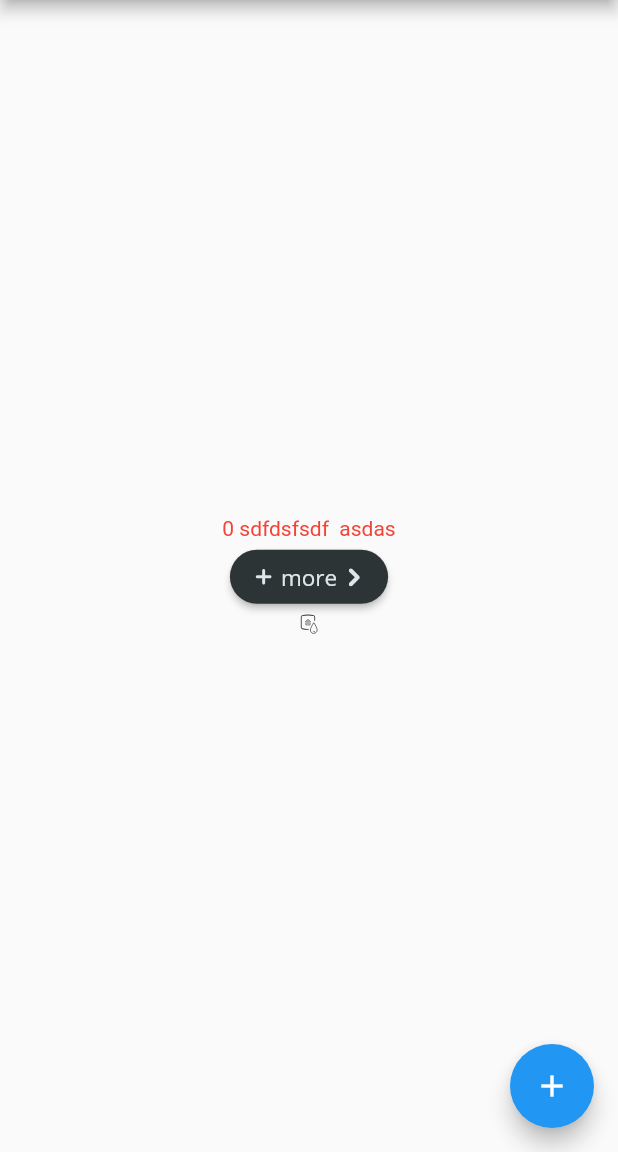
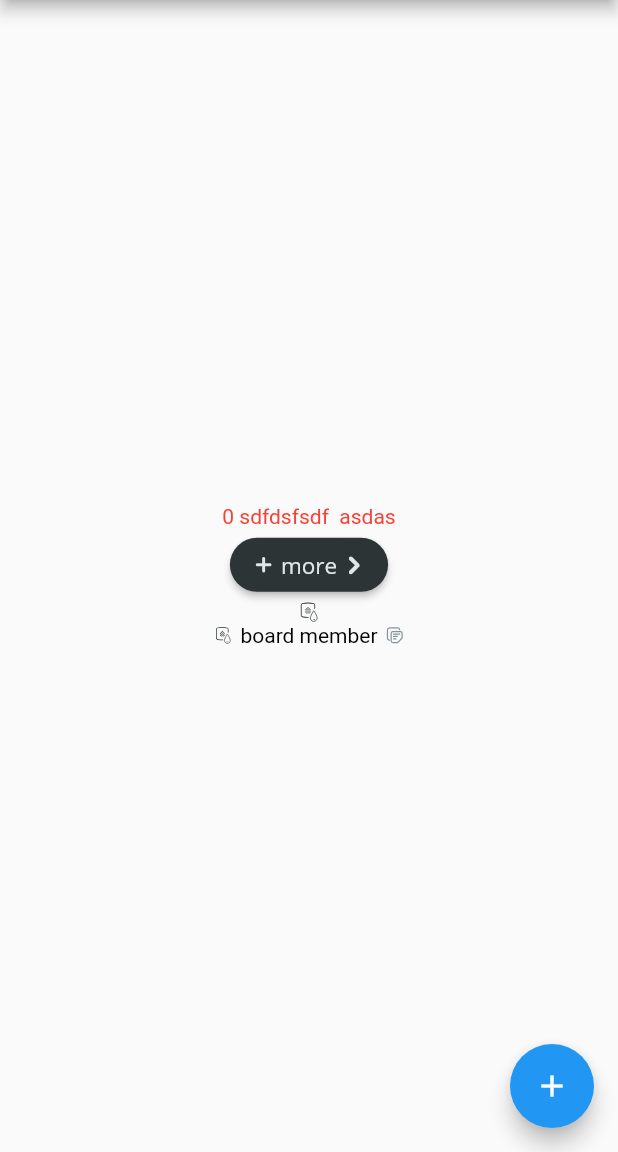
Before and after one commit to MiladAhmadiRepo/fh_home_coding, a Flutter app: the screen it shows after launch, on a phone screen of 412 x 824 dp, the part 84-1236 px from its top. Run offline on Flutter 3.47's test engine with Material 2 defaults, Android fonts, the phone set to English and light mode, and no system bars; our stand-ins replace flutter_svg; project files that could hold a hidden picture were left out.

Commit message:
add title icon

```diff
--- /dev/null
+++ b/fh_home_widgets/lib/widgets/title_icon.dart
@@ -0,0 +1,43 @@
+import 'package:flutter/material.dart';
+import '../color/widget_colors.dart';
+import '../icon/svg_icons.dart';
+import '../style/widget_style.dart';
+
+class TitleIcon extends StatelessWidget {
+  final bool hasCopy;
+  final String text;
+  final Widget? icon;
+  const TitleIcon({Key? key,
+    required this.hasCopy,
+    required this.text,
+    this.icon
+  }) : super(key: key);
+
+  @override
+  Widget build(BuildContext context) {
+    return  Row(
+        mainAxisAlignment: MainAxisAlignment.center,
+        mainAxisSize: MainAxisSize.min,
+        children: <Widget>[
+          if (icon!=null)
+            SizedBox(
+              child: icon,
+              width: 13,
+              height: 13,
+            ),
+          const SizedBox(
+            width: 5,
+          ),
+          Text(text,style: TextStyle(color: blackColor),),
+          const SizedBox(
+            width: 5,
+          ),
+          if (hasCopy)SizedBox(
+            child: copyIcon,
+            width: 13,
+            height: 13,
+          ),
+        ]
+    );
+  }
+}
--- a/lib/main.dart
+++ b/lib/main.dart
@@ -1,5 +1,6 @@
 import 'package:fh_home_widgets/icon/svg_icons.dart';
-import 'package:fh_home_widgets/widgets/RoundButton.dart';
+import 'package:fh_home_widgets/widgets/round_button.dart';
+import 'package:fh_home_widgets/widgets/title_icon.dart';
 import 'package:flutter/material.dart';
 
 void main() {
@@ -61,6 +62,11 @@ class _MyHomePageState extends State<MyHomePage> {
               height: 15,
               width: 15,
               child: waterLeakDetectorIcon,
+            ),
+            TitleIcon(
+              hasCopy: true,
+              text: "board member",
+              icon: waterLeakDetectorIcon,
             )
           ],
         ),
```
Also changed, not shown: fh_home_widgets/lib/widgets/round_button.dart (renamed from fh_home_widgets/lib/widgets/RoundButton.dart).
